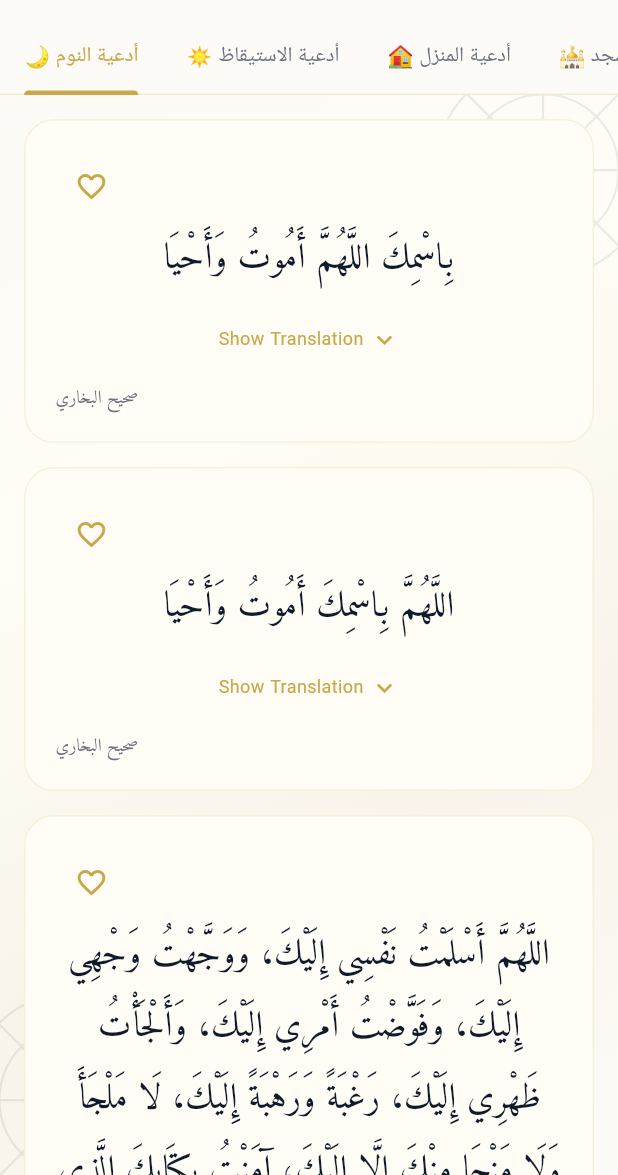
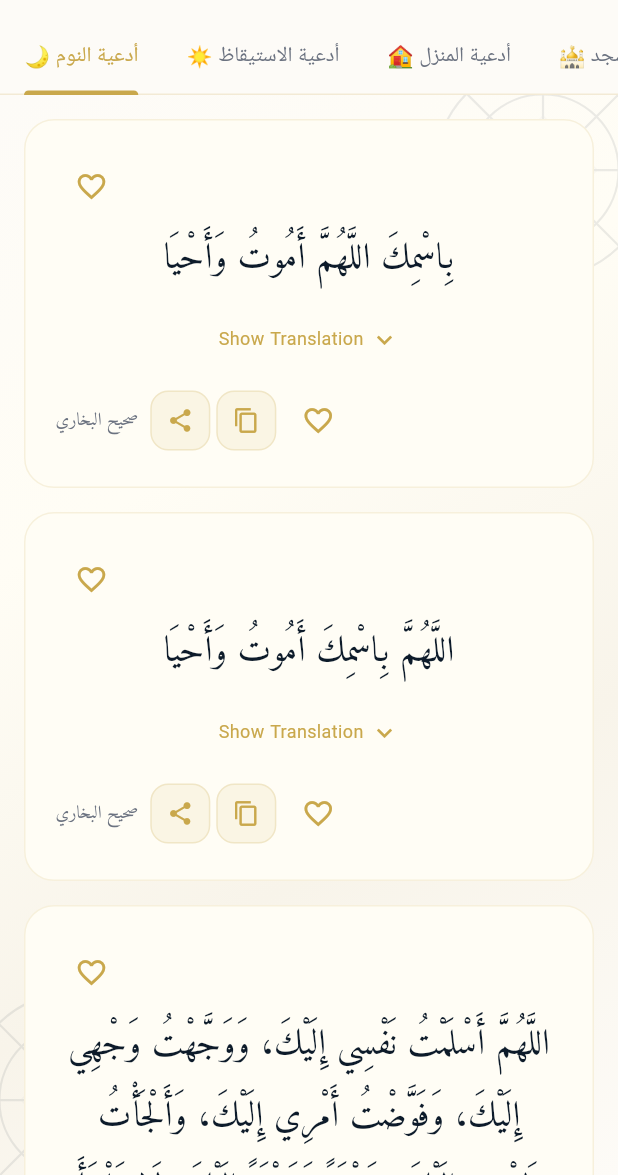
Before and after one commit to galxys2s2-cloud/adhkar-app, a Flutter app: the DuaaScreen screen opened by its route, on a phone screen of 412 x 824 dp, the part 61-1236 px from its top. Run offline on Flutter 3.47's test engine with Material 3 defaults, Android fonts, the phone set to English and light mode, and no system bars; our stand-ins replace flutter_local_notifications, flutter_riverpod, go_router, hive, hive_flutter, share_plus and 1 more; accounts and stored records are empty.

Commit message:
✅ إصلاح مشاركة + نسخ: Share & Copy buttons on AdhkarCard and DuaCard

```diff
--- a/lib/shared/widgets/dua_card.dart
+++ b/lib/shared/widgets/dua_card.dart
@@ -1,5 +1,7 @@
 import 'package:flutter/material.dart';
+import 'package:flutter/services.dart';
 import 'package:flutter_riverpod/flutter_riverpod.dart';
+import 'package:share_plus/share_plus.dart';
 import '../../core/theme/app_colors.dart';
 import '../../core/theme/app_text_styles.dart';
 import '../../data/models/adhkar_model.dart';
@@ -22,6 +24,23 @@ class _DuaCardState extends ConsumerState<DuaCard> {
 
   void _toggleExpansion() {
     setState(() => _isExpanded = !_isExpanded);
+  }
+
+  void _shareDuaa() {
+    final text = 'الدعاء: ${widget.duaa.arabic}\n🕯 تطبيق أذكاري\nhttps://galxys2s2-cloud.github.io/adhkar-app/';
+    Share.share(text, subject: 'أذكاري');
+  }
+
+  void _copyToClipboard() {
+    Clipboard.setData(ClipboardData(text: widget.duaa.arabic));
+    if (mounted) {
+      ScaffoldMessenger.of(context).showSnackBar(
+        const SnackBar(
+          content: Text('تم النسخ ✓'),
+          duration: Duration(seconds: 2),
+        ),
+      );
+    }
   }
 
   @override
@@ -157,7 +176,7 @@ class _DuaCardState extends ConsumerState<DuaCard> {
             ),
           ],
           const SizedBox(height: 12),
-          // Reference + count
+          // Reference + count + heart + copy + share
           Row(
             children: [
               if (widget.duaa.count > 1)
@@ -176,6 +195,34 @@ class _DuaCardState extends ConsumerState<DuaCard> {
                   ),
                 ),
               const Spacer(),
+              // Favorite heart
+              IconButton(
+                icon: Icon(
+                  isFav ? Icons.favorite : Icons.favorite_border,
+                ),
+                color: isFav ? Colors.red : AppColors.gold,
+                onPressed: () {
+                  ref.read(favoritesProvider.notifier).toggleDuaa(widget.duaa.id);
+                },
+                padding: EdgeInsets.zero,
+                constraints: const BoxConstraints(),
+                iconSize: 22,
+              ),
+              const SizedBox(width: 4),
+              // Copy
+              _ActionButton(
+                icon: Icons.copy,
+                onPressed: _copyToClipboard,
+                tooltip: 'نسخ',
+              ),
+              const SizedBox(width: 4),
+              // Share
+              _ActionButton(
+                icon: Icons.share,
+                onPressed: _shareDuaa,
+                tooltip: 'مشاركة',
+              ),
+              const SizedBox(width: 8),
               Text(
                 widget.duaa.reference,
                 style: AppTextStyles.bodyMedium.copyWith(
@@ -192,3 +239,46 @@ class _DuaCardState extends ConsumerState<DuaCard> {
     );
   }
 }
+
+class _ActionButton extends StatelessWidget {
+  final IconData icon;
+  final VoidCallback onPressed;
+  final String tooltip;
+
+  const _ActionButton({
+    required this.icon,
+    required this.onPressed,
+    required this.tooltip,
+  });
+
+  @override
+  Widget build(BuildContext context) {
+    final isDark = Theme.of(context).brightness == Brightness.dark;
+
+    return Material(
+      color: Colors.transparent,
+      child: Tooltip(
+        message: tooltip,
+        child: InkWell(
+          onTap: onPressed,
+          borderRadius: BorderRadius.circular(12),
+          child: Container(
+            padding: const EdgeInsets.all(10),
+            decoration: BoxDecoration(
+              color: AppColors.gold.withValues(alpha: 0.1),
+              borderRadius: BorderRadius.circular(12),
+              border: Border.all(
+                color: AppColors.gold.withValues(alpha: 0.2),
+              ),
+            ),
+            child: Icon(
+              icon,
+              size: 18,
+              color: isDark ? AppColors.goldLight : AppColors.gold,
+            ),
+          ),
+        ),
+      ),
+    );
+  }
+}
```
Also changed, not shown: lib/shared/widgets/adhkar_card.dart (+77 -1 lines).
